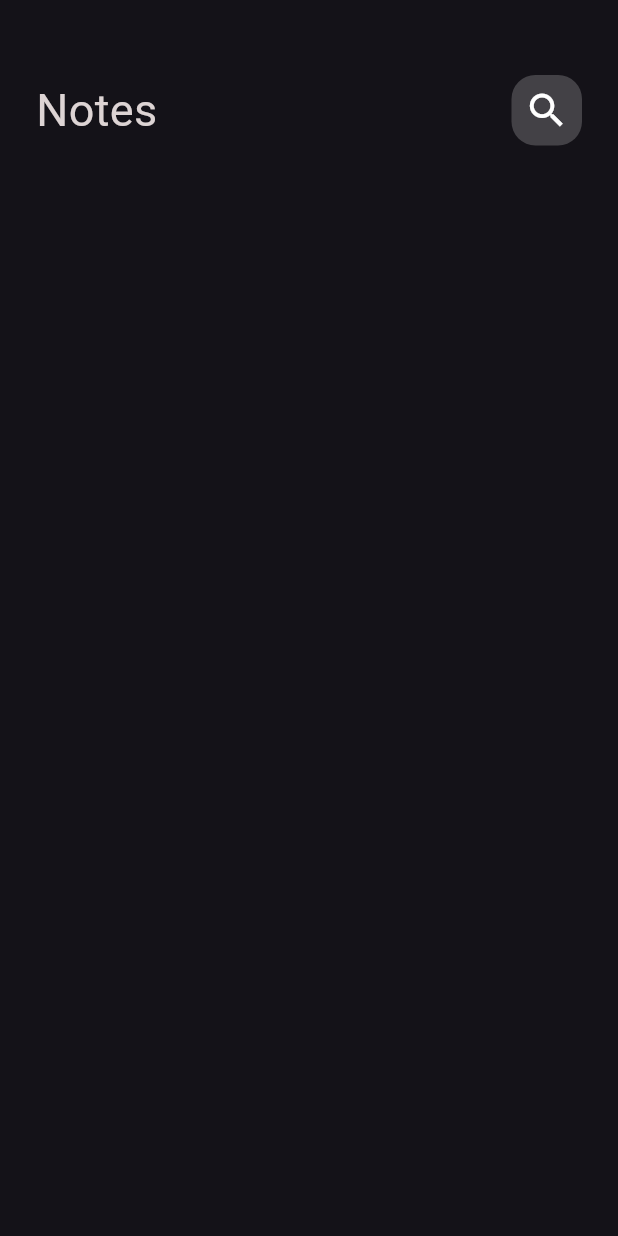
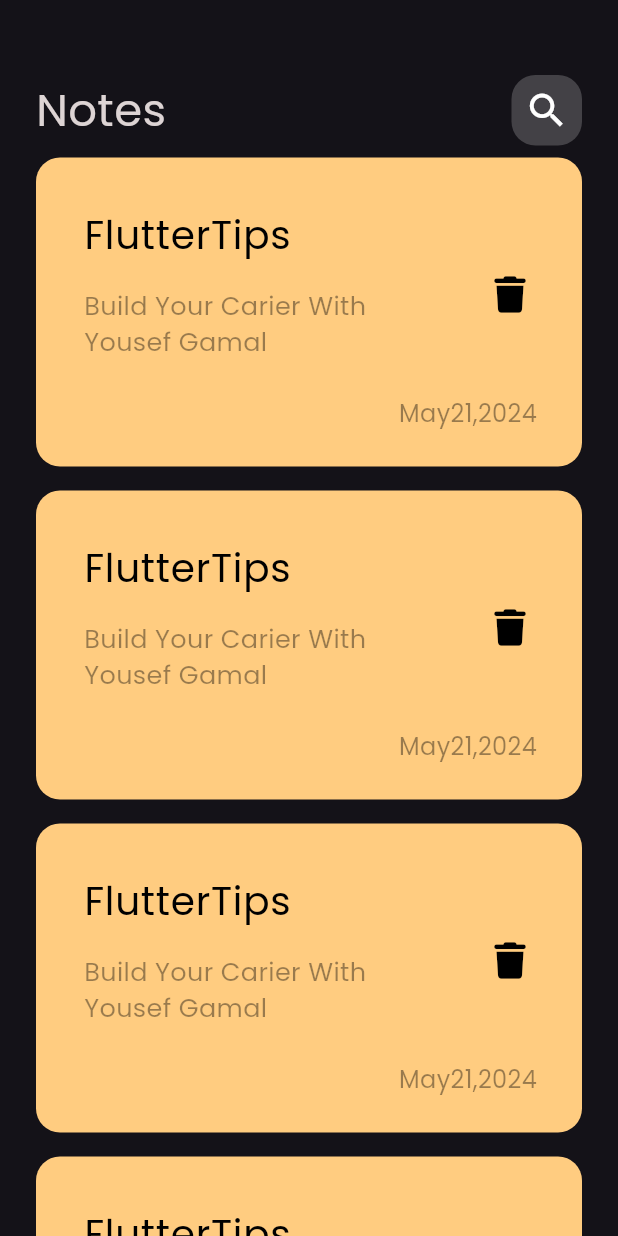
Before and after one commit to yousef123123123/notes_app, a Flutter app: the screen it shows after launch, on a phone screen of 412 x 824 dp. Run offline on Flutter 3.47's test engine with Material 3 defaults, Android fonts, the phone set to English and light mode, and no system bars; our stand-ins replace font_awesome_flutter.

Commit message:
create notes ListView

```diff
--- a/lib/main.dart
+++ b/lib/main.dart
@@ -11,7 +11,7 @@ class NotesApp extends StatelessWidget {
   @override
   Widget build(BuildContext context) {
     return MaterialApp(
-      theme: ThemeData(brightness: Brightness.dark),
+      theme: ThemeData(brightness: Brightness.dark, fontFamily: 'Poppins'),
       home: const NotesView(),
     );
   }
--- /dev/null
+++ b/lib/views/widgets/custom_note_item.dart
@@ -0,0 +1,46 @@
+import 'package:flutter/material.dart';
+import 'package:font_awesome_flutter/font_awesome_flutter.dart';
+
+class NoteItem extends StatelessWidget {
+  const NoteItem({super.key});
+
+  @override
+  Widget build(BuildContext context) {
+    return Container(
+      padding: const EdgeInsets.only(top: 24, bottom: 24, right: 0, left: 16),
+      decoration: BoxDecoration(
+          color: Color(0xffFFCC80), borderRadius: BorderRadius.circular(16)),
+      child: Column(
+        crossAxisAlignment: CrossAxisAlignment.end,
+        children: [
+          ListTile(
+            title: const Text(
+              'FlutterTips',
+              style: TextStyle(color: Colors.black, fontSize: 26),
+            ),
+            subtitle: Padding(
+              padding: const EdgeInsets.only(top: 16, bottom: 16),
+              child: Text("Build Your Carier With Yousef Gamal",
+                  style: TextStyle(
+                      color: Colors.black.withOpacity(0.4), fontSize: 17)),
+            ),
+            trailing: IconButton(
+              onPressed: () {},
+              icon: const Icon(
+                FontAwesomeIcons.trash,
+                size: 24,
+                color: Colors.black,
+              ),
+            ),
+          ),
+          Padding(
+            padding: const EdgeInsets.only(right: 30),
+            child: Text('May21,2024',
+                style: TextStyle(
+                    color: Colors.black.withOpacity(0.4), fontSize: 16)),
+          ),
+        ],
+      ),
+    );
+  }
+}
--- /dev/null
+++ b/lib/views/widgets/notes_listView.dart
@@ -0,0 +1,19 @@
+import 'package:flutter/material.dart';
+
+import 'custom_note_item.dart';
+
+class NotesListView extends StatelessWidget {
+  const NotesListView({super.key});
+
+  @override
+  Widget build(BuildContext context) {
+    return ListView.builder(
+      itemBuilder: (context, index) {
+        return const Padding(
+          padding: EdgeInsets.symmetric(vertical: 8),
+          child: NoteItem(),
+        );
+      },
+    );
+  }
+}
--- a/lib/views/widgets/notes_view_body.dart
+++ b/lib/views/widgets/notes_view_body.dart
@@ -1,4 +1,6 @@
 import 'package:flutter/material.dart';
+import 'package:flutter/widgets.dart';
+import 'package:notes_app/views/widgets/notes_listView.dart';
 
 import 'custom_appBar.dart';
 
@@ -7,14 +9,15 @@ class NotesViewBody extends StatelessWidget {
 
   @override
   Widget build(BuildContext context) {
-    return Padding(
-      padding: const EdgeInsets.symmetric(horizontal: 24),
-      child: const Column(
+    return const Padding(
+      padding: EdgeInsets.symmetric(horizontal: 24),
+      child: Column(
         children: [
           SizedBox(
             height: 50,
           ),
           CustomAppBar(),
+          Expanded(child: NotesListView()),
         ],
       ),
     );
```
Also changed, not shown: pubspec.yaml (+8 -23 lines), assets/fonts/Poppins-Regular.ttf (added), pubspec.lock.
